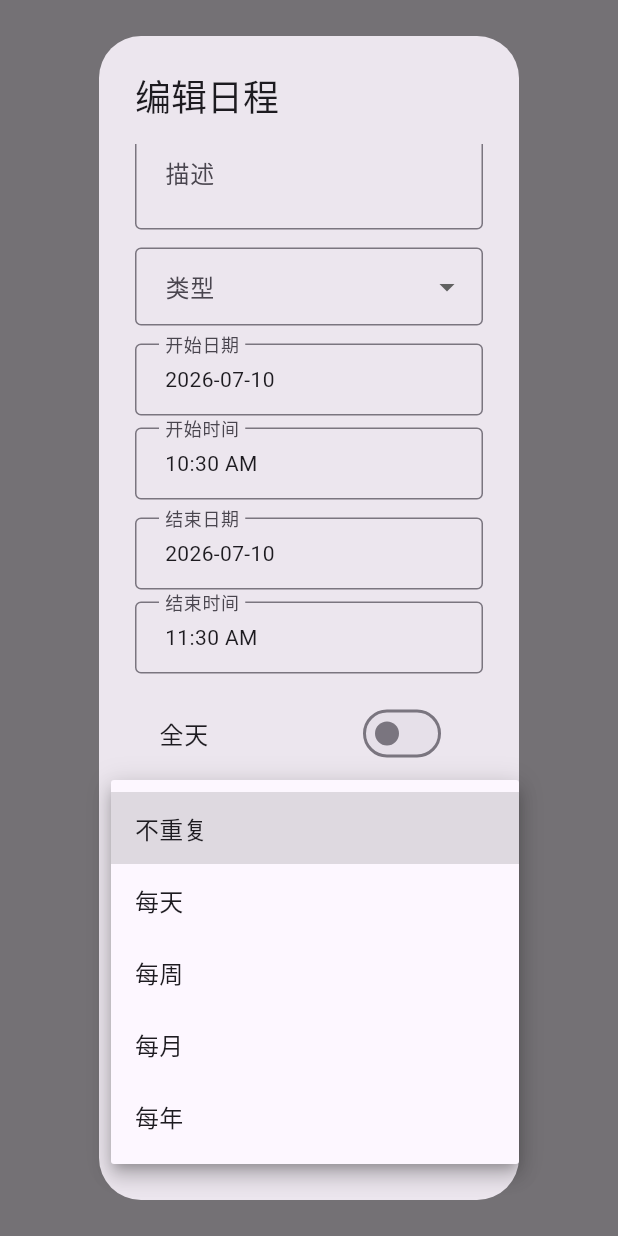
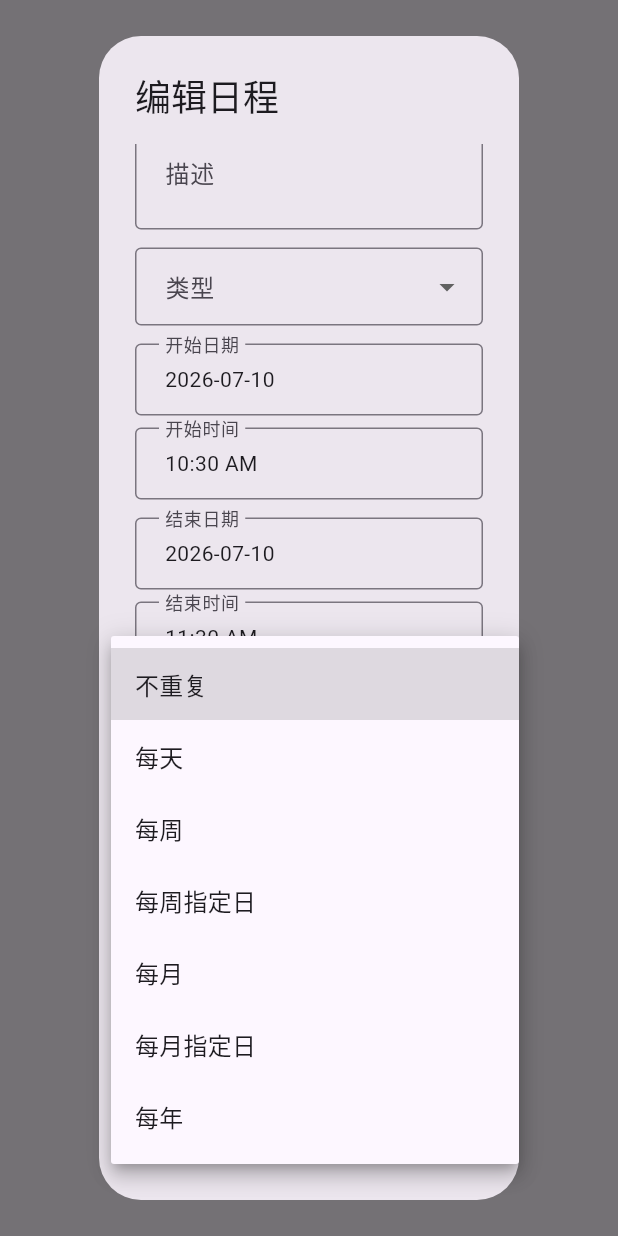
Before and after one commit to Pre-rice/time_manager, a Flutter app: what showEventEditDialog() shows on an empty page, opened directly with empty values, scrolled down 83 dp, after a tap on "不重复", on a phone screen of 412 x 824 dp. Run offline on Flutter 3.47's test engine with Material 3 defaults, Android fonts, the phone set to English and light mode, and no system bars; our stand-ins replace dio, flutter_riverpod, go_router, shared_preferences, table_calendar; missing offline and left inert: rrule; accounts and stored records are empty.

Commit message:
fix: 修复重复日程当天显示 + 每周/每月指定日 + 编辑时准备时段回填

```diff
--- a/frontend/lib/pages/events_page.dart
+++ b/frontend/lib/pages/events_page.dart
@@ -28,8 +28,9 @@ class _PrepSlot {
 /// 可复用的日程编辑弹窗（支持所有字段）
 Future<Map<String, dynamic>?> showEventEditDialog(
   BuildContext context,
-  Map<String, dynamic>? event,
-) async {
+  Map<String, dynamic>? event, {
+  List<dynamic> allEvents = const [],
+}) async {
   final isEdit = event != null;
   final titleCtrl = TextEditingController(text: event?['title'] ?? '');
   final descCtrl = TextEditingController(text: event?['description'] ?? '');
@@ -40,12 +41,14 @@ Future<Map<String, dynamic>?> showEventEditDialog(
   String eventType = (event?['event_type'] as String?) ?? 'event';
   bool isAllDay = (event?['is_all_day'] as bool?) ?? false;
 
-  // RRULE 状态
-  String repeatFreq = 'none';
+  // RRULE 状态：none | daily | weekly | weekly_byday | monthly | monthly_byday | yearly
+  String repeatType = 'none';
   int repeatInterval = 1;
   int repeatCount = 0;
   // BYDAY：选中的星期几，1=周一 ... 7=周日
   Set<int> byDays = {};
+  // BYMONTHDAY
+  int byMonthDay = 1;
 
   // 准备时段列表
   final prepSlots = <_PrepSlot>[];
@@ -68,10 +71,14 @@ Future<Map<String, dynamic>?> showEventEditDialog(
 
     final existingRrule = event['rrule'] as String?;
     if (existingRrule != null && existingRrule.isNotEmpty) {
-      if (existingRrule.contains('FREQ=DAILY')) repeatFreq = 'daily';
-      else if (existingRrule.contains('FREQ=WEEKLY')) repeatFreq = 'weekly';
-      else if (existingRrule.contains('FREQ=MONTHLY')) repeatFreq = 'monthly';
-      else if (existingRrule.contains('FREQ=YEARLY')) repeatFreq = 'yearly';
+      final hasByDay = RegExp(r'BYDAY=').hasMatch(existingRrule);
+      final hasByMonthDay = RegExp(r'BYMONTHDAY=').hasMatch(existingRrule);
+      if (existingRrule.contains('FREQ=DAILY')) repeatType = 'daily';
+      else if (existingRrule.contains('FREQ=WEEKLY') && hasByDay) repeatType = 'weekly_byday';
+      else if (existingRrule.contains('FREQ=WEEKLY')) repeatType = 'weekly';
+      else if (existingRrule.contains('FREQ=MONTHLY') && hasByMonthDay) repeatType = 'monthly_byday';
+      else if (existingRrule.contains('FREQ=MONTHLY')) repeatType = 'monthly';
+      else if (existingRrule.contains('FREQ=YEARLY')) repeatType = 'yearly';
       final intervalMatch = RegExp(r'INTERVAL=(\d+)').firstMatch(existingRrule);
       if (intervalMatch != null) repeatInterval = int.parse(intervalMatch.group(1)!);
       final countMatch = RegExp(r'COUNT=(\d+)').firstMatch(existingRrule);
@@ -83,6 +90,28 @@ Future<Map<String, dynamic>?> showEventEditDialog(
         for (final d in byDayMatch.group(1)!.split(',')) {
           final num = dayMap[d.trim()];
           if (num != null) byDays.add(num);
+        }
+      }
+      final byMonthDayMatch = RegExp(r'BYMONTHDAY=(\d+)').firstMatch(existingRrule);
+      if (byMonthDayMatch != null) byMonthDay = int.parse(byMonthDayMatch.group(1)!);
+    }
+
+    // 编辑时回填已有准备时段
+    if (event['id'] != null) {
+      final eventId = event['id'].toString();
+      for (final e in allEvents) {
+        final m = e as Map;
+        if (m['is_preparation'] == true && m['parent_event_id']?.toString() == eventId) {
+          final s = m['start_time'] as String?;
+          final end = m['end_time'] as String?;
+          if (s != null && end != null) {
+            try {
+              prepSlots.add(_PrepSlot(
+                startTime: DateTime.parse(s),
+                endTime: DateTime.parse(end),
+              ));
+            } catch (_) {}
+          }
         }
       }
     }
@@ -224,20 +253,22 @@ Future<Map<String, dynamic>?> showEventEditDialog(
                 const Text('重复设置', style: TextStyle(fontWeight: FontWeight.bold)),
                 const SizedBox(height: 8),
                 DropdownButtonFormField<String>(
-                  value: repeatFreq,
-                  decoration: const InputDecoration(labelText: '重复', border: OutlineInputBorder()),
+                  value: repeatType,
+                  decoration: const InputDecoration(labelText: '重复类型', border: OutlineInputBorder()),
                   items: const [
                     DropdownMenuItem(value: 'none', child: Text('不重复')),
                     DropdownMenuItem(value: 'daily', child: Text('每天')),
                     DropdownMenuItem(value: 'weekly', child: Text('每周')),
+                    DropdownMenuItem(value: 'weekly_byday', child: Text('每周指定日')),
                     DropdownMenuItem(value: 'monthly', child: Text('每月')),
+                    DropdownMenuItem(value: 'monthly_byday', child: Text('每月指定日')),
                     DropdownMenuItem(value: 'yearly', child: Text('每年')),
                   ],
                   onChanged: (v) {
-                    if (v != null) setState(() => repeatFreq = v);
+                    if (v != null) setState(() => repeatType = v);
                   },
                 ),
-                if (repeatFreq == 'weekly') ...[
+                if (repeatType == 'weekly_byday') ...[
                   const SizedBox(height: 8),
                   const Text('选择每周重复日：', style: TextStyle(fontSize: 13)),
                   const SizedBox(height: 4),
@@ -263,7 +294,19 @@ Future<Map<String, dynamic>?> showEventEditDialog(
                     }),
                   ),
                 ],
-                if (repeatFreq != 'none') ...[
+                if (repeatType == 'monthly_byday') ...[
+                  const SizedBox(height: 8),
+                  TextField(
+                    decoration: const InputDecoration(labelText: '每月几号（1-31）', hintText: '15', border: OutlineInputBorder()),
+                    keyboardType: TextInputType.number,
+                    controller: TextEditingController(text: byMonthDay.toString()),
+                    onChanged: (v) {
+                      final parsed = int.tryParse(v);
+                      if (parsed != null && parsed >= 1 && parsed <= 31) byMonthDay = parsed;
+                    },
+                  ),
+                ],
+                if (repeatType != 'none') ...[
                   const SizedBox(height: 8),
                   Row(
                     children: [
@@ -386,20 +429,23 @@ Future<Map<String, dynamic>?> showEventEditDialog(
                   data['end_time'] = finalEnd.toIso8601String();
                 }
                 // RRULE
-                if (repeatFreq != 'none') {
+                if (repeatType != 'none') {
                   final freqMap = {
                     'daily': 'DAILY',
                     'weekly': 'WEEKLY',
+                    'weekly_byday': 'WEEKLY',
                     'monthly': 'MONTHLY',
+                    'monthly_byday': 'MONTHLY',
                     'yearly': 'YEARLY',
                   };
-                  String rrule = 'FREQ=${freqMap[repeatFreq]};INTERVAL=$repeatInterval';
+                  String rrule = 'FREQ=${freqMap[repeatType]};INTERVAL=$repeatInterval';
                   if (repeatCount > 0) rrule += ';COUNT=$repeatCount';
-                  // 每周时添加 BYDAY
-                  if (repeatFreq == 'weekly' && byDays.isNotEmpty) {
+                  if (repeatType == 'weekly_byday' && byDays.isNotEmpty) {
                     final dayCodes = {1: 'MO', 2: 'TU', 3: 'WE', 4: 'TH', 5: 'FR', 6: 'SA', 7: 'SU'};
                     final sorted = byDays.toList()..sort();
                     rrule += ';BYDAY=${sorted.map((d) => dayCodes[d]!).join(',')}';
+                  } else if (repeatType == 'monthly_byday') {
+                    rrule += ';BYMONTHDAY=$byMonthDay';
                   }
                   data['rrule'] = rrule;
                 }
@@ -609,13 +655,9 @@ class _EventsPageState extends ConsumerState<EventsPage> {
         continue;
       }
 
-      // 解析 RRULE 并展开
+      // 用 rrule 包解析完整的 rrule 字符串
       try {
-        final rrule = RecurrenceRule(
-          frequency: _parseFreq(rruleStr),
-          interval: _parseInterval(rruleStr),
-          count: _parseCount(rruleStr),
-        );
+        final rrule = RecurrenceRule.fromString(rruleStr);
         final occurrences = rrule.getAllInstances(
           start: startTimeParsed,
           after: monthStart.subtract(const Duration(days: 1)),
@@ -655,26 +697,6 @@ class _EventsPageState extends ConsumerState<EventsPage> {
     return map;
   }
 
-  Frequency _parseFreq(String rrule) {
-    if (rrule.contains('FREQ=DAILY')) return Frequency.daily;
-    if (rrule.contains('FREQ=WEEKLY')) return Frequency.weekly;
-    if (rrule.contains('FREQ=MONTHLY')) return Frequency.monthly;
-    if (rrule.contains('FREQ=YEARLY')) return Frequency.yearly;
-    return Frequency.daily;
-  }
-
-  int _parseInterval(String rrule) {
-    final match = RegExp(r'INTERVAL=(\d+)').firstMatch(rrule);
-    if (match != null) return int.parse(match.group(1)!);
-    return 1;
-  }
-
-  int? _parseCount(String rrule) {
-    final match = RegExp(r'COUNT=(\d+)').firstMatch(rrule);
-    if (match != null) return int.parse(match.group(1)!);
-    return null;
-  }
-
   Future<void> _confirmDelete(Map<String, dynamic> event) async {
     final ok = await showDialog<bool>(
       context: context,
@@ -698,7 +720,9 @@ class _EventsPageState extends ConsumerState<EventsPage> {
   }
 
   Future<void> _showEditDialog(Map<String, dynamic>? event) async {
-    final result = await showEventEditDialog(context, event);
+    // 获取所有事件（用于编辑时回显准备时段）
+    final allEvents = ref.read(_eventsProvider).asData?.value ?? [];
+    final result = await showEventEditDialog(context, event, allEvents: allEvents);
     if (result == null) return;
     try {
       final api = ref.read(apiServiceProvider);
@@ -843,7 +867,6 @@ class _EventsPageState extends ConsumerState<EventsPage> {
                   calendarBuilders: CalendarBuilders(
                     markerBuilder: (context, date, events) {
                       if (events.isEmpty) return null;
-                      // 按类型统计数量并显示不同颜色
                       final colors = <Color>{
                         for (final e in events)
                           _eventColor((e as Map)['event_type'] as String? ?? 'event')
```
